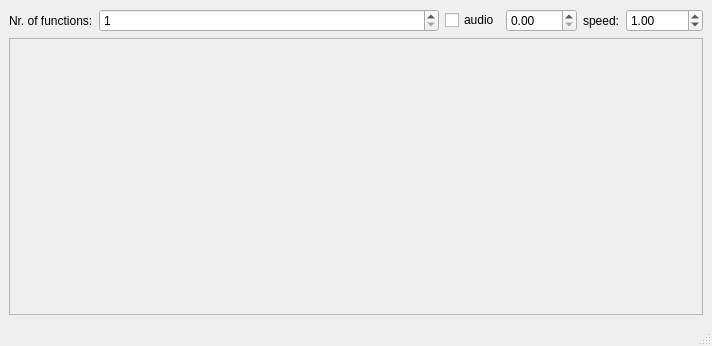
Old version of the form src/view/ui/mainwindow.ui in the repository EsGeh/function-graph-explorer.
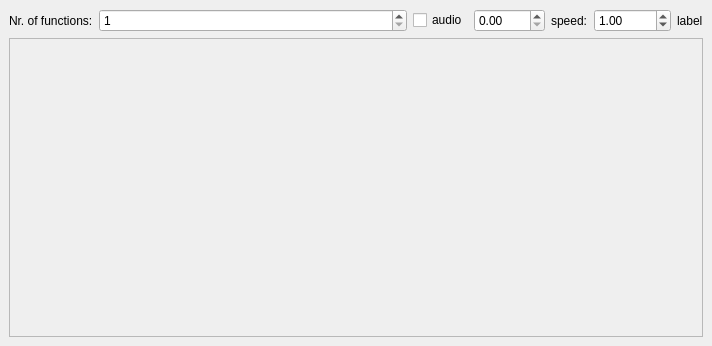
New version of the form.

Commit message: no status bar. cpu usage in toolbar

Diff of the .ui file:
```diff
--- a/src/view/ui/mainwindow.ui
+++ b/src/view/ui/mainwindow.ui
@@ -16,7 +16,7 @@
   <widget class="QWidget" name="centralwidget">
    <layout class="QVBoxLayout" name="mainLayout" stretch="0,0">
     <item>
-     <layout class="QHBoxLayout" name="horizontalLayout" stretch="0,1,0,0,0,0">
+     <layout class="QHBoxLayout" name="horizontalLayout" stretch="0,1,0,0,0,0,0">
       <item>
        <widget class="QLabel" name="label">
         <property name="text">
@@ -26,6 +26,15 @@
       </item>
       <item>
        <widget class="QSpinBox" name="functionCount">
+        <property name="sizePolicy">
+         <sizepolicy hsizetype="Minimum" vsizetype="Fixed">
+          <horstretch>0</horstretch>
+          <verstretch>0</verstretch>
+         </sizepolicy>
+        </property>
+        <property name="cursor">
+         <cursorShape>ArrowCursor</cursorShape>
+        </property>
         <property name="minimum">
          <number>1</number>
         </property>
@@ -71,6 +80,13 @@
         </property>
        </widget>
       </item>
+      <item>
+       <widget class="QLabel" name="statsLabel">
+        <property name="text">
+         <string>label</string>
+        </property>
+       </widget>
+      </item>
      </layout>
     </item>
     <item>
@@ -78,6 +94,9 @@
       <property name="focusPolicy">
        <enum>Qt::FocusPolicy::NoFocus</enum>
       </property>
+      <property name="frameShape">
+       <enum>QFrame::Shape::StyledPanel</enum>
+      </property>
       <property name="widgetResizable">
        <bool>true</bool>
       </property>
@@ -90,7 +109,7 @@
          <x>0</x>
          <y>0</y>
          <width>692</width>
-         <height>248</height>
+         <height>270</height>
         </rect>
        </property>
        <layout class="QVBoxLayout" name="verticalLayout">
@@ -123,7 +142,6 @@
     </rect>
    </property>
   </widget>
-  <widget class="QStatusBar" name="statusBar"/>
   <action name="actionInfo">
    <property name="text">
     <string>Keys</string>
```
The commit also changes 1 other file.
